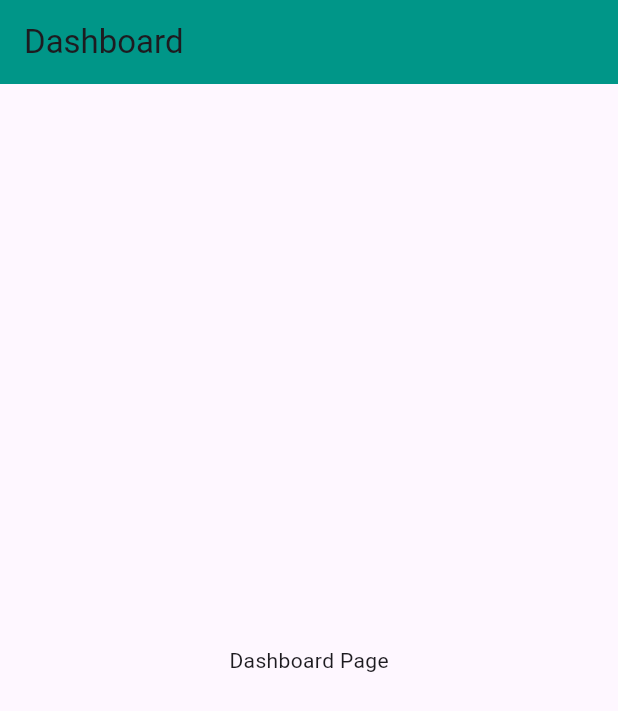
After one commit to flv-trc/flutter-training, a Flutter app: the DashboardScreen screen opened directly, on a phone screen of 412 x 824 dp. The commit adds this screen. Shown: the top 711 px of the screen. Run offline on Flutter 3.47's test engine with Material 3 defaults, Android fonts, the phone set to English and light mode, and no system bars; our stand-ins replace webview_flutter; missing offline and left inert: zxcvbn.

Commit message:
part-2: go to dashboard

```diff
--- /dev/null
+++ b/lib/screens/dashboard_page.dart
@@ -0,0 +1,18 @@
+import 'package:flutter/material.dart';
+
+class DashboardScreen extends StatelessWidget {
+  const DashboardScreen({super.key});
+
+  @override
+  Widget build(BuildContext context) {
+    return Scaffold(
+      appBar: AppBar(
+        title: const Text('Dashboard'),
+        backgroundColor: Colors.teal,
+      ),
+      body: const Center(
+        child: Text('Dashboard Page'),
+      ),
+    );
+  }
+}
```
Also changed, not shown: lib/features/login/login.dart (+12 -0 lines).
